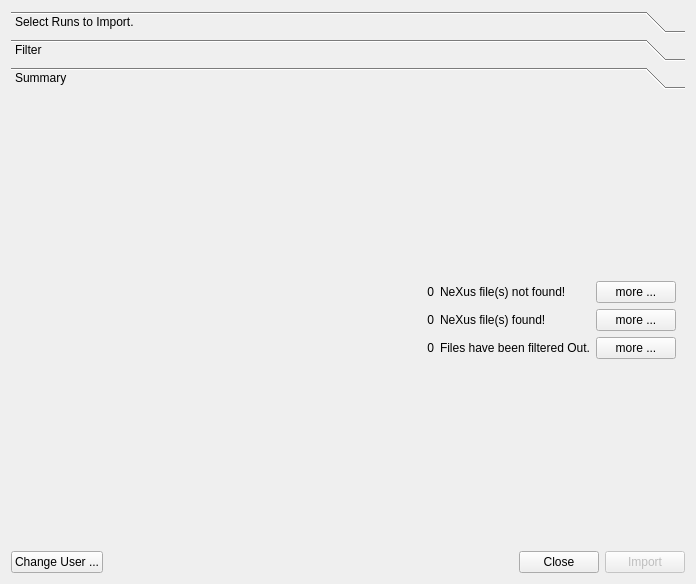
The window that designer/ui_import_from_database_new.ui (neutrons/addie) describes before a commit, drawn with Qt 5.
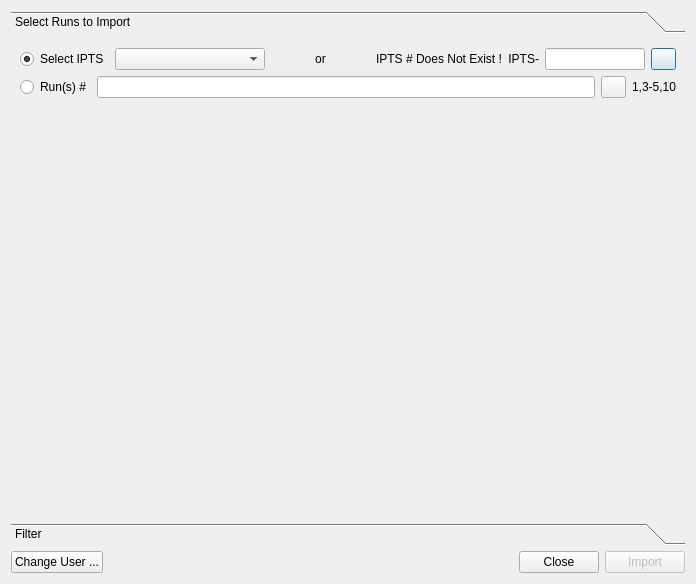
The same window after the commit. The open tabs and pages were chosen to show the change.

Commit message: Removed status page

The edit to the form file:
```diff
--- a/designer/ui_import_from_database_new.ui
+++ b/designer/ui_import_from_database_new.ui
@@ -25,11 +25,11 @@
         <x>0</x>
         <y>0</y>
         <width>678</width>
-        <height>440</height>
+        <height>471</height>
        </rect>
       </property>
       <attribute name="label">
-       <string>Select Runs to Import.</string>
+       <string>Select Runs to Import</string>
       </attribute>
       <layout class="QVBoxLayout" name="verticalLayout">
        <item>
@@ -201,7 +201,7 @@
          <property name="sizeHint" stdset="0">
           <size>
            <width>20</width>
-           <height>353</height>
+           <height>384</height>
           </size>
          </property>
         </spacer>
@@ -387,154 +387,6 @@
        </item>
       </layout>
      </widget>
-     <widget class="QWidget" name="page_3">
-      <attribute name="label">
-       <string>Summary</string>
-      </attribute>
-      <layout class="QVBoxLayout" name="verticalLayout_4">
-       <item>
-        <spacer name="verticalSpacer_4">
-         <property name="orientation">
-          <enum>Qt::Vertical</enum>
-         </property>
-         <property name="sizeHint" stdset="0">
-          <size>
-           <width>20</width>
-           <height>40</height>
-          </size>
-         </property>
-        </spacer>
-       </item>
-       <item>
-        <layout class="QGridLayout" name="gridLayout">
-         <item row="0" column="2">
-          <widget class="QLabel" name="number_of_files_to_import_label_3">
-           <property name="text">
-            <string>NeXus file(s) not found!</string>
-           </property>
-          </widget>
-         </item>
-         <item row="1" column="3">
-          <widget class="QPushButton" name="file_initially_selected_more">
-           <property name="text">
-            <string>more ...</string>
-           </property>
-          </widget>
-         </item>
-         <item row="2" column="2">
-          <widget class="QLabel" name="number_of_files_filtered_out_label">
-           <property name="text">
-            <string>Files have been filtered Out.</string>
-           </property>
-          </widget>
-         </item>
-         <item row="0" column="3">
-          <widget class="QPushButton" name="file_not_found_more">
-           <property name="text">
-            <string>more ...</string>
-           </property>
-          </widget>
-         </item>
-         <item row="2" column="3">
-          <widget class="QPushButton" name="files_filtered_out_more">
-           <property name="text">
-            <string>more ...</string>
-           </property>
-          </widget>
-         </item>
-         <item row="1" column="0">
-          <spacer name="horizontalSpacer_7">
-           <property name="orientation">
-            <enum>Qt::Horizontal</enum>
-           </property>
-           <property name="sizeHint" stdset="0">
-            <size>
-             <width>40</width>
-             <height>20</height>
-            </size>
-           </property>
-          </spacer>
-         </item>
-         <item row="2" column="1">
-          <widget class="QLabel" name="number_of_files_filtered_out">
-           <property name="text">
-            <string>0</string>
-           </property>
-           <property name="alignment">
-            <set>Qt::AlignRight|Qt::AlignTrailing|Qt::AlignVCenter</set>
-           </property>
-          </widget>
-         </item>
-         <item row="0" column="1">
-          <widget class="QLabel" name="number_of_files_not_found">
-           <property name="text">
-            <string>0</string>
-           </property>
-           <property name="alignment">
-            <set>Qt::AlignRight|Qt::AlignTrailing|Qt::AlignVCenter</set>
-           </property>
-          </widget>
-         </item>
-         <item row="0" column="0">
-          <spacer name="horizontalSpacer_8">
-           <property name="orientation">
-            <enum>Qt::Horizontal</enum>
-           </property>
-           <property name="sizeHint" stdset="0">
-            <size>
-             <width>40</width>
-             <height>20</height>
-            </size>
-           </property>
-          </spacer>
-         </item>
-         <item row="1" column="1">
-          <widget class="QLabel" name="number_of_files_initially_selected">
-           <property name="text">
-            <string>0</string>
-           </property>
-           <property name="alignment">
-            <set>Qt::AlignRight|Qt::AlignTrailing|Qt::AlignVCenter</set>
-           </property>
-          </widget>
-         </item>
-         <item row="2" column="0">
-          <spacer name="horizontalSpacer_2">
-           <property name="orientation">
-            <enum>Qt::Horizontal</enum>
-           </property>
-           <property name="sizeHint" stdset="0">
-            <size>
-             <width>40</width>
-             <height>20</height>
-            </size>
-           </property>
-          </spacer>
-         </item>
-         <item row="1" column="2">
-          <widget class="QLabel" name="number_of_files_to_import_label_2">
-           <property name="text">
-            <string>NeXus file(s) found!</string>
-           </property>
-          </widget>
-         </item>
-        </layout>
-       </item>
-       <item>
-        <spacer name="verticalSpacer">
-         <property name="orientation">
-          <enum>Qt::Vertical</enum>
-         </property>
-         <property name="sizeHint" stdset="0">
-          <size>
-           <width>20</width>
-           <height>157</height>
-          </size>
-         </property>
-        </spacer>
-       </item>
-      </layout>
-     </widget>
     </widget>
    </item>
    <item>
```
Left out of the diff: 48 changed lines with no effect on the pictures. The commit also changes 2 other files.
